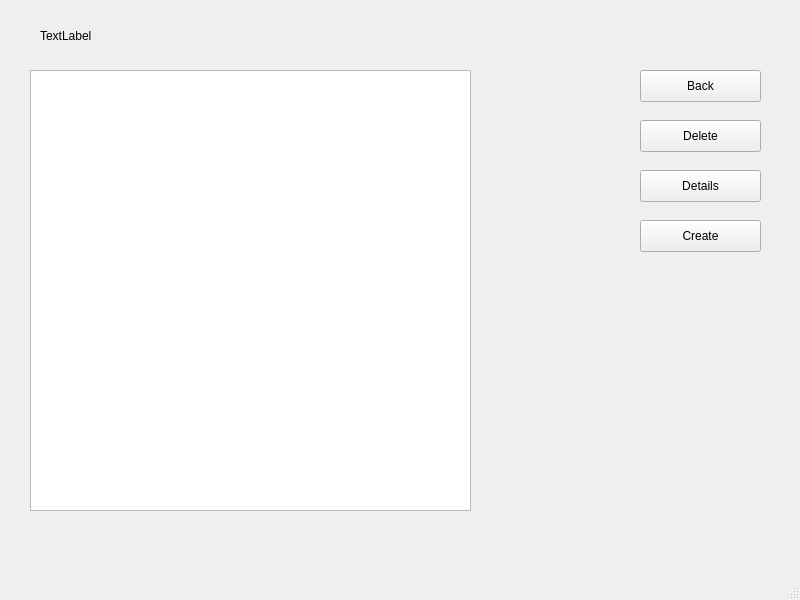
This is project/lab6/mainwindow.ui in aneroid11/Databases as Qt 5 draws it before an edit. The edited form follows.
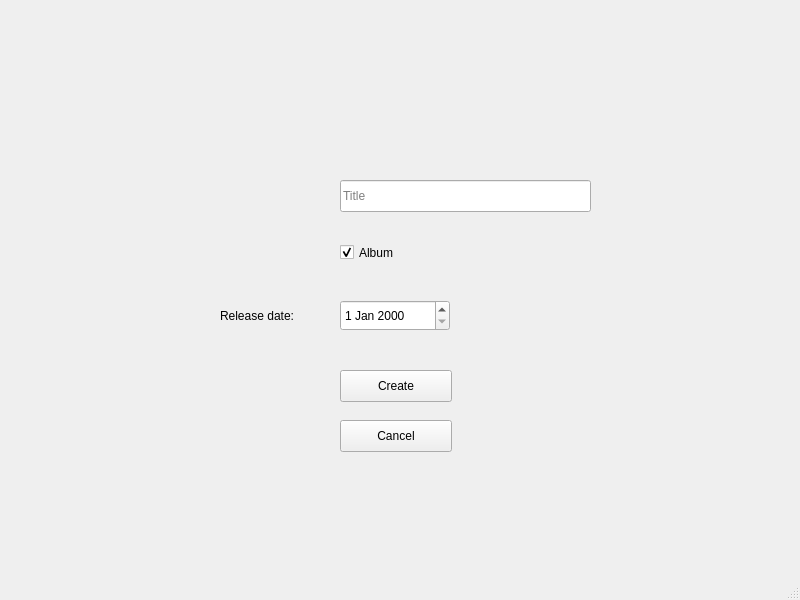
This is the edited form.

Commit message: creating playlists and albums

The edit to the form file:
```diff
--- a/project/lab6/mainwindow.ui
+++ b/project/lab6/mainwindow.ui
@@ -36,7 +36,7 @@
      </rect>
     </property>
     <property name="currentIndex">
-     <number>10</number>
+     <number>16</number>
     </property>
     <widget class="QWidget" name="startingPage">
      <widget class="QPushButton" name="starting_signUpButton">
@@ -1684,6 +1684,96 @@
       </property>
      </widget>
     </widget>
+    <widget class="QWidget" name="playlistCreationPage">
+     <widget class="QPushButton" name="playlistCreation_create">
+      <property name="geometry">
+       <rect>
+        <x>340</x>
+        <y>370</y>
+        <width>112</width>
+        <height>32</height>
+       </rect>
+      </property>
+      <property name="text">
+       <string>Create</string>
+      </property>
+     </widget>
+     <widget class="QCheckBox" name="playlistCreation_isAlbum">
+      <property name="geometry">
+       <rect>
+        <x>340</x>
+        <y>240</y>
+        <width>106</width>
+        <height>25</height>
+       </rect>
+      </property>
+      <property name="text">
+       <string>Album</string>
+      </property>
+      <property name="checked">
+       <bool>true</bool>
+      </property>
+      <property name="tristate">
+       <bool>false</bool>
+      </property>
+     </widget>
+     <widget class="QLineEdit" name="playlistCreation_title">
+      <property name="geometry">
+       <rect>
+        <x>340</x>
+        <y>180</y>
+        <width>251</width>
+        <height>32</height>
+       </rect>
+      </property>
+      <property name="placeholderText">
+       <string>Title</string>
+      </property>
+     </widget>
+     <widget class="QDateEdit" name="playlistCreation_releaseDate">
+      <property name="geometry">
+       <rect>
+        <x>340</x>
+        <y>300</y>
+        <width>110</width>
+        <height>31</height>
+       </rect>
+      </property>
+      <property name="minimumDate">
+       <date>
+        <year>1900</year>
+        <month>1</month>
+        <day>1</day>
+       </date>
+      </property>
+     </widget>
+     <widget class="QLabel" name="label_10">
+      <property name="geometry">
+       <rect>
+        <x>220</x>
+        <y>300</y>
+        <width>111</width>
+        <height>31</height>
+       </rect>
+      </property>
+      <property name="text">
+       <string>Release date:</string>
+      </property>
+     </widget>
+     <widget class="QPushButton" name="playlistCreation_cancel">
+      <property name="geometry">
+       <rect>
+        <x>340</x>
+        <y>420</y>
+        <width>112</width>
+        <height>32</height>
+       </rect>
+      </property>
+      <property name="text">
+       <string>Cancel</string>
+      </property>
+     </widget>
+    </widget>
    </widget>
   </widget>
   <widget class="QMenuBar" name="menubar">
```
The commit also changes 4 other files.
